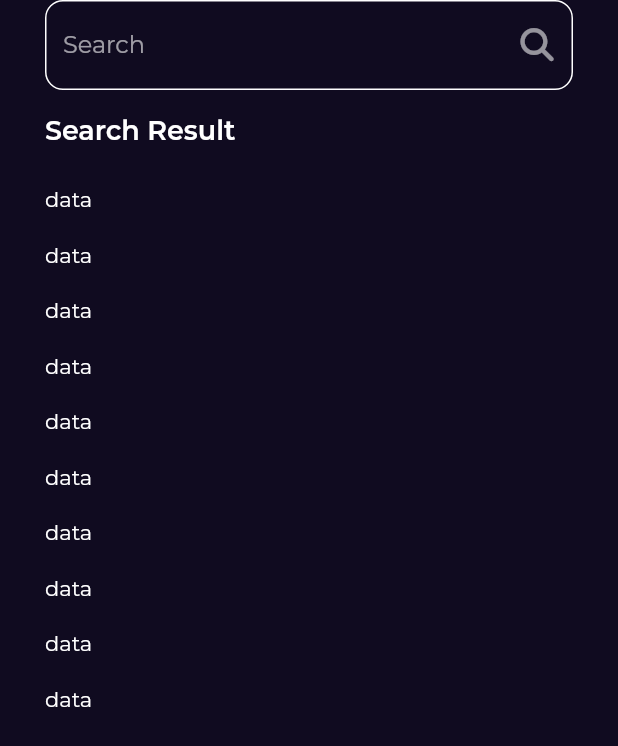
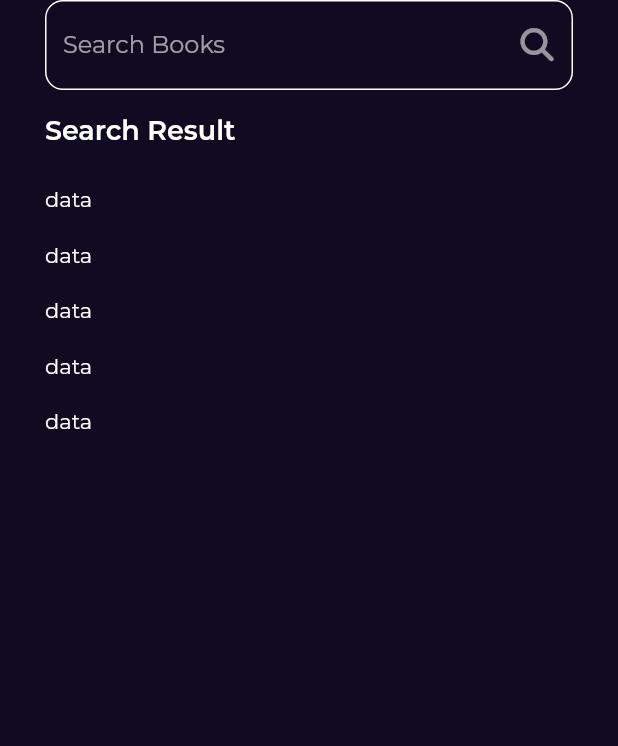
Before and after one commit to patrick-3008/Bookly-app, a Flutter app: the SearchView screen opened by its route, on a phone screen of 412 x 824 dp. Shown: the top 746 px of the screen. Run offline on Flutter 3.47's test engine with Material 2 defaults, Android fonts, the phone set to English and light mode, and no system bars; our stand-ins replace bloc, cached_network_image, dartz, dio, equatable, flutter_bloc and 4 more; network calls fail.

```diff
--- a/lib/features/search/presentation/views/search_view.dart
+++ b/lib/features/search/presentation/views/search_view.dart
@@ -7,9 +7,7 @@ class SearchView extends StatelessWidget {
   @override
   Widget build(BuildContext context) {
     return const Scaffold(
-      body: SafeArea(
-        child: SearchViewBody(),
-      ),
+      body: SearchViewBody(),
     );
   }
 }
--- a/lib/features/search/presentation/views/widgets/custom_search_text_field.dart
+++ b/lib/features/search/presentation/views/widgets/custom_search_text_field.dart
@@ -2,15 +2,18 @@ import 'package:flutter/material.dart';
 import 'package:font_awesome_flutter/font_awesome_flutter.dart';
 
 class CustomSearchTextField extends StatelessWidget {
-  const CustomSearchTextField({super.key});
+   CustomSearchTextField({super.key});
+  final searchTextController = TextEditingController();
 
   @override
   Widget build(BuildContext context) {
     return TextField(
+      controller: searchTextController,
+      onChanged: (newVal){},
       decoration: InputDecoration(
         enabledBorder: buildOutlineInputBorder(),
         focusedBorder: buildOutlineInputBorder(),
-        hintText: 'Search',
+        hintText: 'Search Books',
         suffixIcon: IconButton(
           onPressed: () {},
           icon: const Opacity(
@@ -22,6 +25,10 @@ class CustomSearchTextField extends StatelessWidget {
     );
   }
 
+  searchFunction(String searchedText){
+
+  }
+
   OutlineInputBorder buildOutlineInputBorder() {
     return OutlineInputBorder(
       borderRadius: BorderRadius.circular(12),
--- /dev/null
+++ b/lib/features/search/presentation/views/widgets/search_result_listview.dart
@@ -0,0 +1,21 @@
+import 'package:flutter/material.dart';
+
+class SearchResultListView extends StatelessWidget {
+  const SearchResultListView({super.key});
+
+  @override
+  Widget build(BuildContext context) {
+    return ListView.builder(
+      shrinkWrap: true,
+      padding: EdgeInsets.zero,
+      itemCount: 5,
+      itemBuilder: (context, index) {
+        return const Padding(
+          padding: EdgeInsets.symmetric(vertical: 10),
+          // child: BookListViewItem(bookModel: ),
+          child: Text('data'),
+        );
+      },
+    );
+  }
+}
--- a/lib/features/search/presentation/views/widgets/search_view_body.dart
+++ b/lib/features/search/presentation/views/widgets/search_view_body.dart
@@ -1,3 +1,4 @@
+import 'package:bookly_app/features/search/presentation/views/widgets/search_result_listview.dart';
 import 'package:flutter/material.dart';
 
 import '../../../../../core/utils/styles.dart';
@@ -12,34 +13,14 @@ class SearchViewBody extends StatelessWidget {
       padding: const EdgeInsets.symmetric(horizontal: 30),
       child: Column(
         crossAxisAlignment: CrossAxisAlignment.start,
-        children: const [
+        children: [
           CustomSearchTextField(),
-          SizedBox(height: 16),
-          Text('Search Result', style: Styles.textStyle18),
-          SizedBox(height: 16),
-          Expanded(child: SearchResultListView()),
+          const SizedBox(height: 16),
+          const Text('Search Result', style: Styles.textStyle18),
+          const SizedBox(height: 16),
+          const Expanded(child: SearchResultListView()),
         ],
       ),
     );
   }
 }
-
-class SearchResultListView extends StatelessWidget {
-  const SearchResultListView({super.key});
-
-  @override
-  Widget build(BuildContext context) {
-    return ListView.builder(
-      shrinkWrap: true,
-      padding: EdgeInsets.zero,
-      itemCount: 10,
-      itemBuilder: (context, index) {
-        return const Padding(
-          padding: EdgeInsets.symmetric(vertical: 10),
-          // child: BookListViewItem(bookModel: ),
-          child: Text('data'),
-        );
-      },
-    );
-  }
-}
```
Also changed, not shown: lib/features/home/presentation/views/widgets/custom_appbar.dart (+64 -14 lines), lib/features/home/presentation/views/widgets/home_view_body.dart (+4 -4 lines).
